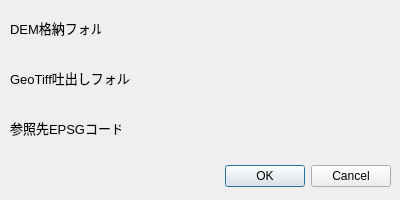
Qt form convert_dem_to_geotiff_dialog_base.ui (MIERUNE/QuickDEM4JP) before a commit.
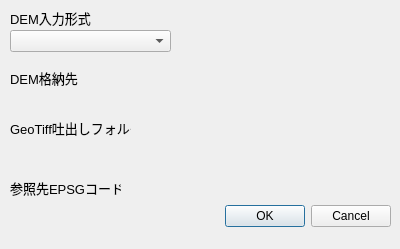
The same form after that commit. Custom widgets are drawn as their Qt base class.

Commit message: zip/xml、またはフォルダを指定できるように修正

```diff
--- a/convert_dem_to_geotiff_dialog_base.ui
+++ b/convert_dem_to_geotiff_dialog_base.ui
@@ -7,7 +7,7 @@
     <x>0</x>
     <y>0</y>
     <width>400</width>
-    <height>200</height>
+    <height>249</height>
    </rect>
   </property>
   <property name="windowTitle">
@@ -17,7 +17,7 @@
    <property name="geometry">
     <rect>
      <x>50</x>
-     <y>160</y>
+     <y>200</y>
      <width>341</width>
      <height>32</height>
     </rect>
@@ -33,7 +33,7 @@
    <property name="geometry">
     <rect>
      <x>10</x>
-     <y>20</y>
+     <y>70</y>
      <width>91</width>
      <height>16</height>
     </rect>
@@ -44,14 +44,14 @@
     </font>
    </property>
    <property name="text">
-    <string>DEM格納フォルダ</string>
+    <string>DEM格納先</string>
    </property>
   </widget>
   <widget class="QLabel" name="label_2">
    <property name="geometry">
     <rect>
      <x>10</x>
-     <y>70</y>
+     <y>120</y>
      <width>121</width>
      <height>16</height>
     </rect>
@@ -69,7 +69,7 @@
    <property name="geometry">
     <rect>
      <x>10</x>
-     <y>120</y>
+     <y>180</y>
      <width>111</width>
      <height>16</height>
     </rect>
@@ -87,7 +87,7 @@
    <property name="geometry">
     <rect>
      <x>10</x>
-     <y>140</y>
+     <y>210</y>
      <width>191</width>
      <height>22</height>
     </rect>
@@ -102,21 +102,6 @@
    <property name="geometry">
     <rect>
      <x>10</x>
-     <y>40</y>
-     <width>381</width>
-     <height>27</height>
-    </rect>
-   </property>
-   <property name="font">
-    <font>
-     <pointsize>10</pointsize>
-    </font>
-   </property>
-  </widget>
-  <widget class="QgsFileWidget" name="mQgsFileWidget_2">
-   <property name="geometry">
-    <rect>
-     <x>10</x>
      <y>90</y>
      <width>381</width>
      <height>27</height>
@@ -128,6 +113,49 @@
     </font>
    </property>
   </widget>
+  <widget class="QgsFileWidget" name="mQgsFileWidget_2">
+   <property name="geometry">
+    <rect>
+     <x>10</x>
+     <y>140</y>
+     <width>381</width>
+     <height>27</height>
+    </rect>
+   </property>
+   <property name="font">
+    <font>
+     <pointsize>10</pointsize>
+    </font>
+   </property>
+  </widget>
+  <widget class="QLabel" name="label_4">
+   <property name="geometry">
+    <rect>
+     <x>10</x>
+     <y>10</y>
+     <width>111</width>
+     <height>16</height>
+    </rect>
+   </property>
+   <property name="font">
+    <font>
+     <pointsize>10</pointsize>
+    </font>
+   </property>
+   <property name="text">
+    <string>DEM入力形式</string>
+   </property>
+  </widget>
+  <widget class="QComboBox" name="comboBox">
+   <property name="geometry">
+    <rect>
+     <x>10</x>
+     <y>30</y>
+     <width>161</width>
+     <height>22</height>
+    </rect>
+   </property>
+  </widget>
  </widget>
  <customwidgets>
   <customwidget>
```
The commit also changes 1 other file.
